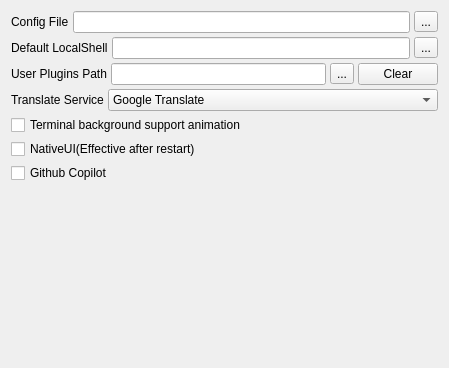
This is src/globaloptions/globaloptionsadvancedwidget.ui in QQxiaoming/quardCRT as Qt 5 draws it before an edit. The edited form follows.
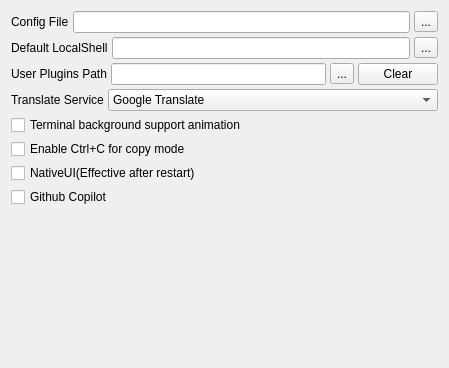
This is the edited form.

Commit message: Add Ctrl+C for autocopy mode

What changed in the file:
```diff
--- a/src/globaloptions/globaloptionsadvancedwidget.ui
+++ b/src/globaloptions/globaloptionsadvancedwidget.ui
@@ -184,6 +184,16 @@
      </property>
     </widget>
    </item>
+   <item>
+    <widget class="QCheckBox" name="checkBoxEnableCtrlC">
+     <property name="text">
+      <string>Enable Ctrl+C for copy mode</string>
+     </property>
+     <property name="toolTip">
+      <string>Enable Ctrl+C for copy when characters are selected</string>
+     </property>
+    </widget>
+   </item>
    <item>
     <widget class="QCheckBox" name="checkBoxNativeUI">
      <property name="toolTip">
```
The commit also changes 39 other files.
